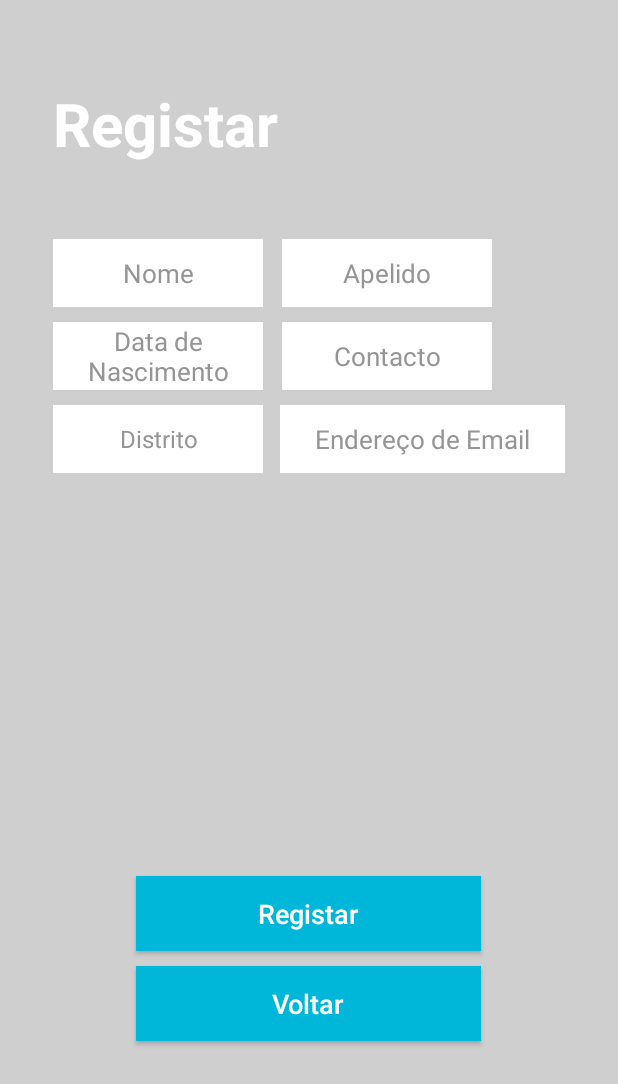
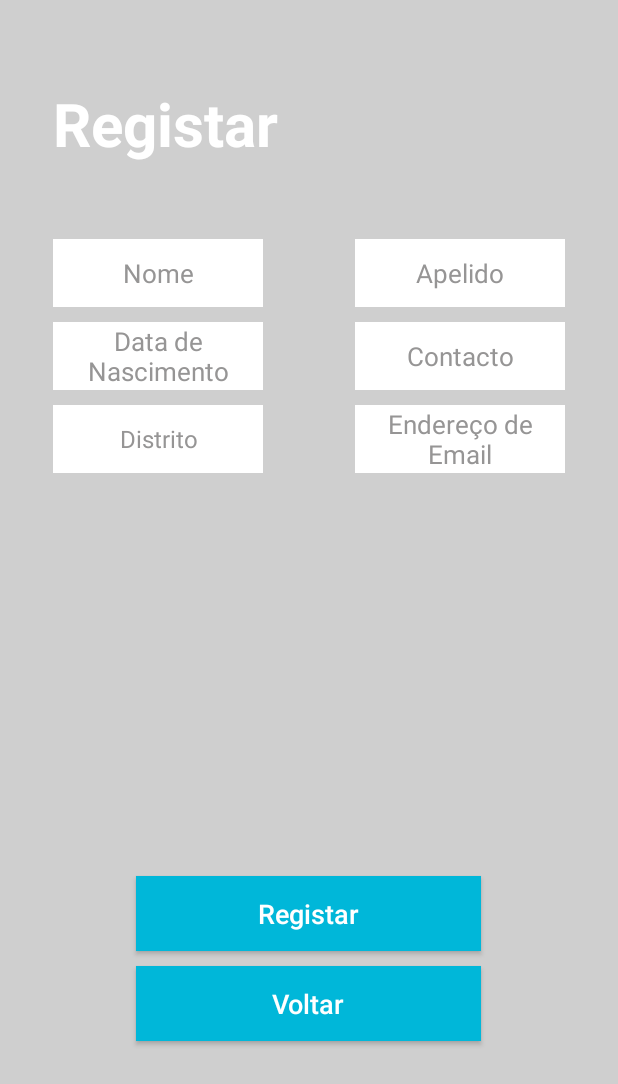
Before and after one commit to monicadesign/App, an Android app: the Register screen opened directly, with no data from a screen before it, on a phone screen of 412 x 824 dp. Shown: the top 1084 px of the screen. Run offline under Robolectric (Android 15) with nearby library versions, the phone set to English and light mode, and no system bars.

Commit message:
registo terminado

```diff
--- a/src/main/res/layout/registo.xml
+++ b/src/main/res/layout/registo.xml
@@ -23,7 +23,7 @@
 
             <EditText
             android:layout_marginTop="@dimen/margemTop"
-            android:layout_marginEnd="84dp"
+            android:layout_marginRight="@dimen/margemRight"
             android:layout_alignParentEnd="true"
             android:text="@string/apelido"
             style="@style/EditTextBox"
@@ -45,7 +45,7 @@
 
             <EditText
             android:layout_marginTop="@dimen/espaçoEntreCaixas"
-            android:layout_marginEnd="84dp"
+            android:layout_marginRight="@dimen/margemRight"
             android:layout_alignParentEnd="true"
             android:text="@string/Numberphone"
             style="@style/EditTextBox"
@@ -61,7 +61,7 @@
 
             <EditText
             android:layout_marginTop="@dimen/espaçoEntreCaixas"
-            android:layout_width="190dp"
+            android:layout_width="@dimen/BoxWidthregisto"
             android:layout_alignParentEnd="true"
             android:layout_marginRight="@dimen/margemRight"
             android:text="@string/email"
```
